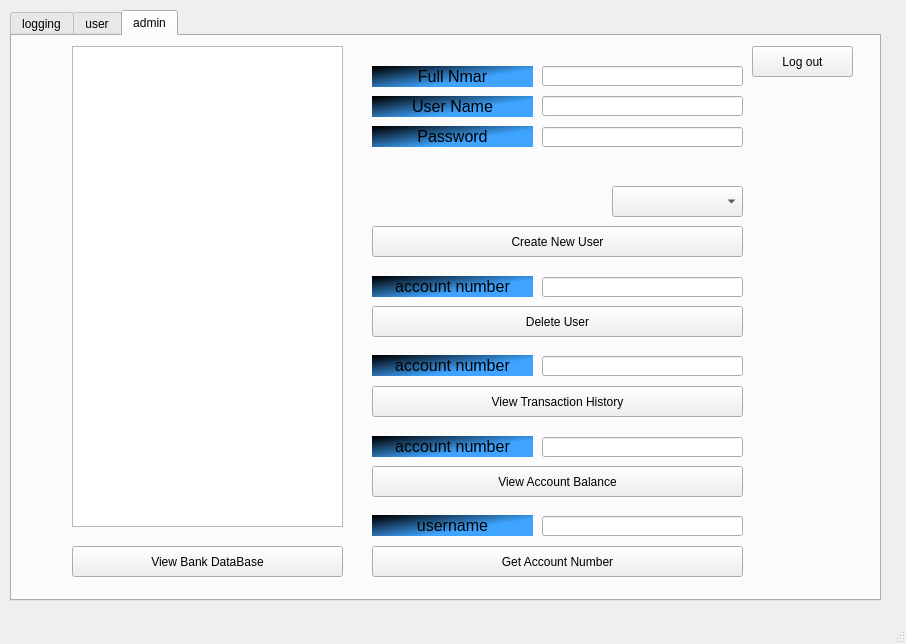
Old version of the form mainwindow.ui in the repository refaathassan/GUI-for-client-in-bank-system-using_Qt.
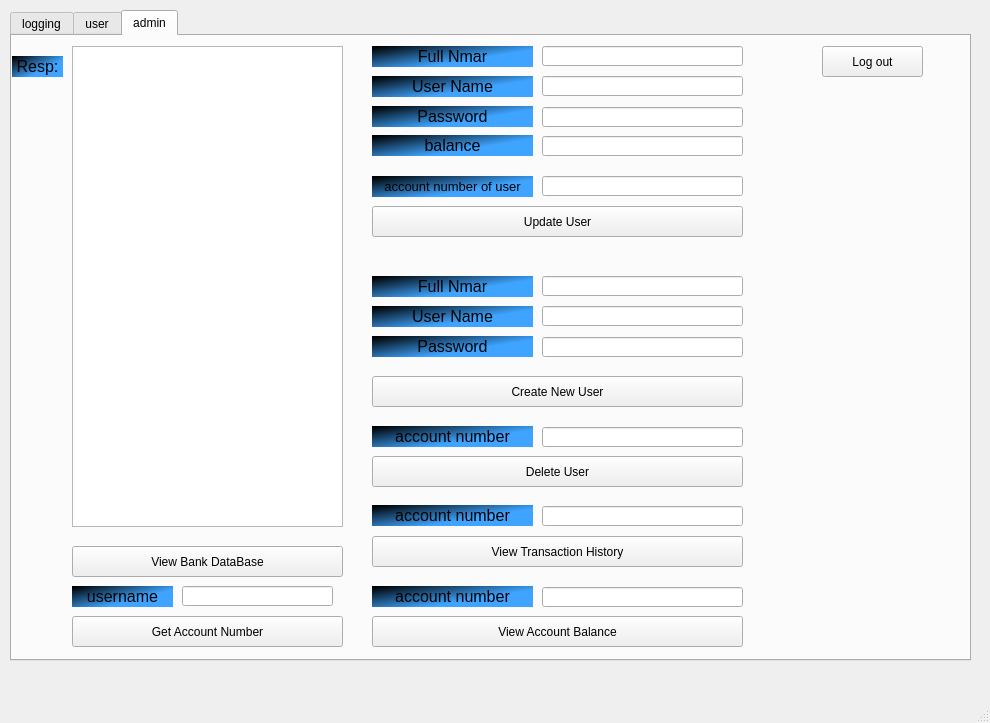
New version of the form.

Commit message: add all main features implemented and log file the remaining is enryption and signeture and email send and lnux background

The edit to the form file:
```diff
--- a/mainwindow.ui
+++ b/mainwindow.ui
@@ -6,8 +6,8 @@
    <rect>
     <x>0</x>
     <y>0</y>
-    <width>906</width>
-    <height>644</height>
+    <width>990</width>
+    <height>723</height>
    </rect>
   </property>
   <property name="windowTitle">
@@ -19,8 +19,8 @@
      <rect>
       <x>10</x>
       <y>10</y>
-      <width>871</width>
-      <height>591</height>
+      <width>961</width>
+      <height>651</height>
      </rect>
     </property>
     <property name="currentIndex">
@@ -349,7 +349,7 @@
      <widget class="QPushButton" name="PBLogOutAdmin">
       <property name="geometry">
        <rect>
-        <x>740</x>
+        <x>810</x>
         <y>10</y>
         <width>101</width>
         <height>31</height>
@@ -375,9 +375,9 @@
      <widget class="QPushButton" name="PBGetAccountNumberadmin">
       <property name="geometry">
        <rect>
-        <x>360</x>
-        <y>510</y>
-        <width>371</width>
+        <x>60</x>
+        <y>580</y>
+        <width>271</width>
         <height>31</height>
        </rect>
       </property>
@@ -392,7 +392,7 @@
       <property name="geometry">
        <rect>
         <x>360</x>
-        <y>400</y>
+        <y>550</y>
         <width>161</width>
         <height>21</height>
        </rect>
@@ -410,7 +410,7 @@
       <property name="geometry">
        <rect>
         <x>530</x>
-        <y>401</y>
+        <y>551</y>
         <width>201</width>
         <height>20</height>
        </rect>
@@ -420,7 +420,7 @@
       <property name="geometry">
        <rect>
         <x>360</x>
-        <y>430</y>
+        <y>580</y>
         <width>371</width>
         <height>31</height>
        </rect>
@@ -435,9 +435,9 @@
      <widget class="QLineEdit" name="LEGetAccountNumberadmin">
       <property name="geometry">
        <rect>
-        <x>530</x>
-        <y>480</y>
-        <width>201</width>
+        <x>170</x>
+        <y>550</y>
+        <width>151</width>
         <height>20</height>
        </rect>
       </property>
@@ -445,9 +445,9 @@
      <widget class="QLabel" name="label_11">
       <property name="geometry">
        <rect>
-        <x>360</x>
-        <y>479</y>
-        <width>161</width>
+        <x>60</x>
+        <y>550</y>
+        <width>101</width>
         <height>21</height>
        </rect>
       </property>
@@ -464,7 +464,7 @@
       <property name="geometry">
        <rect>
         <x>360</x>
-        <y>350</y>
+        <y>500</y>
         <width>371</width>
         <height>31</height>
        </rect>
@@ -480,7 +480,7 @@
       <property name="geometry">
        <rect>
         <x>360</x>
-        <y>319</y>
+        <y>469</y>
         <width>161</width>
         <height>21</height>
        </rect>
@@ -498,7 +498,7 @@
       <property name="geometry">
        <rect>
         <x>530</x>
-        <y>320</y>
+        <y>470</y>
         <width>201</width>
         <height>20</height>
        </rect>
@@ -524,7 +524,7 @@
       <property name="geometry">
        <rect>
         <x>360</x>
-        <y>270</y>
+        <y>420</y>
         <width>371</width>
         <height>31</height>
        </rect>
@@ -540,7 +540,7 @@
       <property name="geometry">
        <rect>
         <x>360</x>
-        <y>240</y>
+        <y>390</y>
         <width>161</width>
         <height>21</height>
        </rect>
@@ -558,7 +558,7 @@
       <property name="geometry">
        <rect>
         <x>530</x>
-        <y>241</y>
+        <y>391</y>
         <width>201</width>
         <height>20</height>
        </rect>
@@ -568,7 +568,7 @@
       <property name="geometry">
        <rect>
         <x>530</x>
-        <y>91</y>
+        <y>301</y>
         <width>201</width>
         <height>20</height>
        </rect>
@@ -578,7 +578,7 @@
       <property name="geometry">
        <rect>
         <x>360</x>
-        <y>90</y>
+        <y>300</y>
         <width>161</width>
         <height>21</height>
        </rect>
@@ -596,7 +596,7 @@
       <property name="geometry">
        <rect>
         <x>360</x>
-        <y>190</y>
+        <y>340</y>
         <width>371</width>
         <height>31</height>
        </rect>
@@ -612,7 +612,7 @@
       <property name="geometry">
        <rect>
         <x>360</x>
-        <y>30</y>
+        <y>240</y>
         <width>161</width>
         <height>21</height>
        </rect>
@@ -630,7 +630,7 @@
       <property name="geometry">
        <rect>
         <x>530</x>
-        <y>30</y>
+        <y>240</y>
         <width>201</width>
         <height>20</height>
        </rect>
@@ -640,7 +640,7 @@
       <property name="geometry">
        <rect>
         <x>360</x>
-        <y>60</y>
+        <y>270</y>
         <width>161</width>
         <height>21</height>
        </rect>
@@ -658,19 +658,183 @@
       <property name="geometry">
        <rect>
         <x>530</x>
-        <y>60</y>
+        <y>270</y>
         <width>201</width>
         <height>20</height>
        </rect>
       </property>
      </widget>
-     <widget class="QComboBox" name="comboBox">
+     <widget class="QLabel" name="label_18">
       <property name="geometry">
        <rect>
-        <x>600</x>
-        <y>150</y>
-        <width>131</width>
+        <x>0</x>
+        <y>20</y>
+        <width>51</width>
+        <height>21</height>
+       </rect>
+      </property>
+      <property name="styleSheet">
+       <string notr="true">font: 16pt &quot;Segoe UI&quot;;
+color: rgb(0, 0, 0);
+background-color: qlineargradient(spread:pad, x1:0, y1:0.0681818, x2:0.744318, y2:0.665, stop:0 rgba(0, 0, 0, 255), stop:0.886364 rgba(62, 164, 255, 255));</string>
+      </property>
+      <property name="text">
+       <string>&lt;html&gt;&lt;head/&gt;&lt;body&gt;&lt;p align=&quot;center&quot;&gt;&lt;span style=&quot; font-size:12pt;&quot;&gt;Resp:&lt;/span&gt;&lt;/p&gt;&lt;/body&gt;&lt;/html&gt;</string>
+      </property>
+     </widget>
+     <widget class="QLabel" name="label_19">
+      <property name="geometry">
+       <rect>
+        <x>360</x>
+        <y>70</y>
+        <width>161</width>
+        <height>21</height>
+       </rect>
+      </property>
+      <property name="styleSheet">
+       <string notr="true">font: 16pt &quot;Segoe UI&quot;;
+color: rgb(0, 0, 0);
+background-color: qlineargradient(spread:pad, x1:0, y1:0.0681818, x2:0.744318, y2:0.665, stop:0 rgba(0, 0, 0, 255), stop:0.886364 rgba(62, 164, 255, 255));</string>
+      </property>
+      <property name="text">
+       <string>&lt;html&gt;&lt;head/&gt;&lt;body&gt;&lt;p align=&quot;center&quot;&gt;&lt;span style=&quot; font-size:12pt;&quot;&gt;Password&lt;/span&gt;&lt;/p&gt;&lt;/body&gt;&lt;/html&gt;</string>
+      </property>
+     </widget>
+     <widget class="QLineEdit" name="LEPBUpdateNewUser">
+      <property name="geometry">
+       <rect>
+        <x>530</x>
+        <y>40</y>
+        <width>201</width>
+        <height>20</height>
+       </rect>
+      </property>
+     </widget>
+     <widget class="QLineEdit" name="LEUpdateNewUserPassword">
+      <property name="geometry">
+       <rect>
+        <x>530</x>
+        <y>71</y>
+        <width>201</width>
+        <height>20</height>
+       </rect>
+      </property>
+     </widget>
+     <widget class="QPushButton" name="PBUpdateNewUser">
+      <property name="geometry">
+       <rect>
+        <x>360</x>
+        <y>170</y>
+        <width>371</width>
         <height>31</height>
+       </rect>
+      </property>
+      <property name="styleSheet">
+       <string notr="true">font: 14pt &quot;Segoe UI&quot;;</string>
+      </property>
+      <property name="text">
+       <string>Update User</string>
+      </property>
+     </widget>
+     <widget class="QLabel" name="label_20">
+      <property name="geometry">
+       <rect>
+        <x>360</x>
+        <y>40</y>
+        <width>161</width>
+        <height>21</height>
+       </rect>
+      </property>
+      <property name="styleSheet">
+       <string notr="true">font: 16pt &quot;Segoe UI&quot;;
+color: rgb(0, 0, 0);
+background-color: qlineargradient(spread:pad, x1:0, y1:0.0681818, x2:0.744318, y2:0.665, stop:0 rgba(0, 0, 0, 255), stop:0.886364 rgba(62, 164, 255, 255));</string>
+      </property>
+      <property name="text">
+       <string>&lt;html&gt;&lt;head/&gt;&lt;body&gt;&lt;p align=&quot;center&quot;&gt;&lt;span style=&quot; font-size:12pt;&quot;&gt;User Name&lt;/span&gt;&lt;/p&gt;&lt;/body&gt;&lt;/html&gt;</string>
+      </property>
+     </widget>
+     <widget class="QLineEdit" name="LEPBUpdateNewUserName">
+      <property name="geometry">
+       <rect>
+        <x>530</x>
+        <y>10</y>
+        <width>201</width>
+        <height>20</height>
+       </rect>
+      </property>
+     </widget>
+     <widget class="QLabel" name="label_21">
+      <property name="geometry">
+       <rect>
+        <x>360</x>
+        <y>10</y>
+        <width>161</width>
+        <height>21</height>
+       </rect>
+      </property>
+      <property name="styleSheet">
+       <string notr="true">font: 16pt &quot;Segoe UI&quot;;
+color: rgb(0, 0, 0);
+background-color: qlineargradient(spread:pad, x1:0, y1:0.0681818, x2:0.744318, y2:0.665, stop:0 rgba(0, 0, 0, 255), stop:0.886364 rgba(62, 164, 255, 255));</string>
+      </property>
+      <property name="text">
+       <string>&lt;html&gt;&lt;head/&gt;&lt;body&gt;&lt;p align=&quot;center&quot;&gt;&lt;span style=&quot; font-size:12pt;&quot;&gt;Full Nmar&lt;/span&gt;&lt;/p&gt;&lt;/body&gt;&lt;/html&gt;</string>
+      </property>
+     </widget>
+     <widget class="QLabel" name="label_22">
+      <property name="geometry">
+       <rect>
+        <x>360</x>
+        <y>99</y>
+        <width>161</width>
+        <height>21</height>
+       </rect>
+      </property>
+      <property name="styleSheet">
+       <string notr="true">font: 16pt &quot;Segoe UI&quot;;
+color: rgb(0, 0, 0);
+background-color: qlineargradient(spread:pad, x1:0, y1:0.0681818, x2:0.744318, y2:0.665, stop:0 rgba(0, 0, 0, 255), stop:0.886364 rgba(62, 164, 255, 255));</string>
+      </property>
+      <property name="text">
+       <string>&lt;html&gt;&lt;head/&gt;&lt;body&gt;&lt;p align=&quot;center&quot;&gt;&lt;span style=&quot; font-size:12pt;&quot;&gt;balance&lt;/span&gt;&lt;/p&gt;&lt;/body&gt;&lt;/html&gt;</string>
+      </property>
+     </widget>
+     <widget class="QLineEdit" name="LEUpdateNewUserBalance">
+      <property name="geometry">
+       <rect>
+        <x>530</x>
+        <y>100</y>
+        <width>201</width>
+        <height>20</height>
+       </rect>
+      </property>
+     </widget>
+     <widget class="QLabel" name="label_38">
+      <property name="geometry">
+       <rect>
+        <x>360</x>
+        <y>140</y>
+        <width>161</width>
+        <height>21</height>
+       </rect>
+      </property>
+      <property name="styleSheet">
+       <string notr="true">font: 16pt &quot;Segoe UI&quot;;
+color: rgb(0, 0, 0);
+background-color: qlineargradient(spread:pad, x1:0, y1:0.0681818, x2:0.744318, y2:0.665, stop:0 rgba(0, 0, 0, 255), stop:0.886364 rgba(62, 164, 255, 255));</string>
+      </property>
+      <property name="text">
+       <string>&lt;html&gt;&lt;head/&gt;&lt;body&gt;&lt;p align=&quot;center&quot;&gt;&lt;span style=&quot; font-size:10pt;&quot;&gt;account number of user&lt;/span&gt;&lt;/p&gt;&lt;/body&gt;&lt;/html&gt;</string>
+      </property>
+     </widget>
+     <widget class="QLineEdit" name="LEUpdateaccoutnnumber">
+      <property name="geometry">
+       <rect>
+        <x>530</x>
+        <y>140</y>
+        <width>201</width>
+        <height>20</height>
        </rect>
       </property>
      </widget>
```
Left out of the diff: 2 changed lines with no effect on the pictures. The commit also changes 26 other files.
